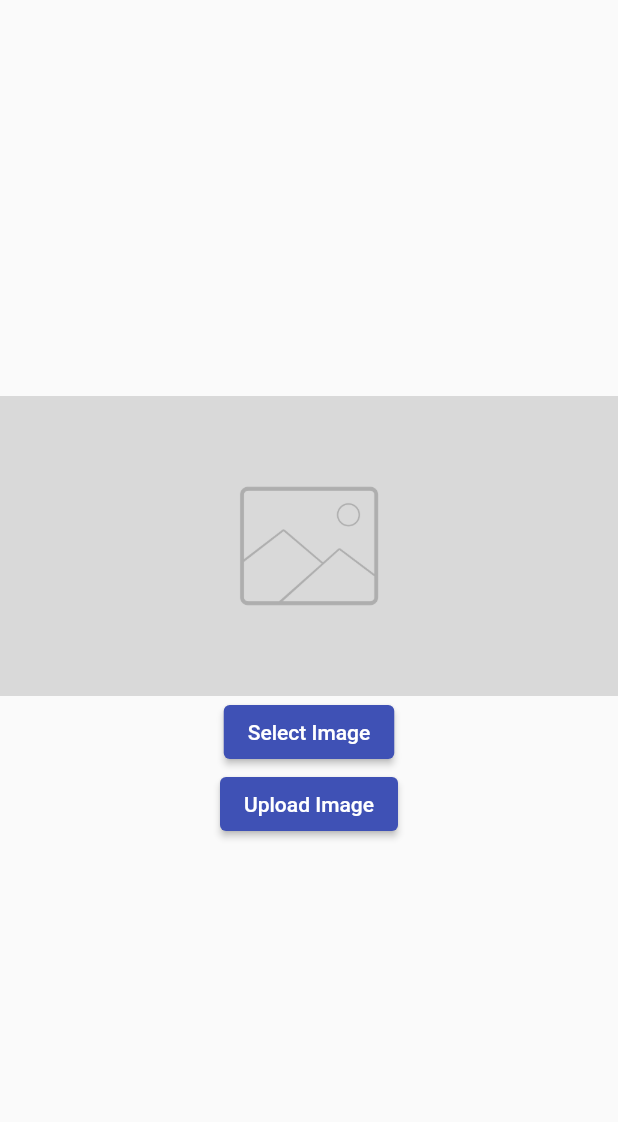
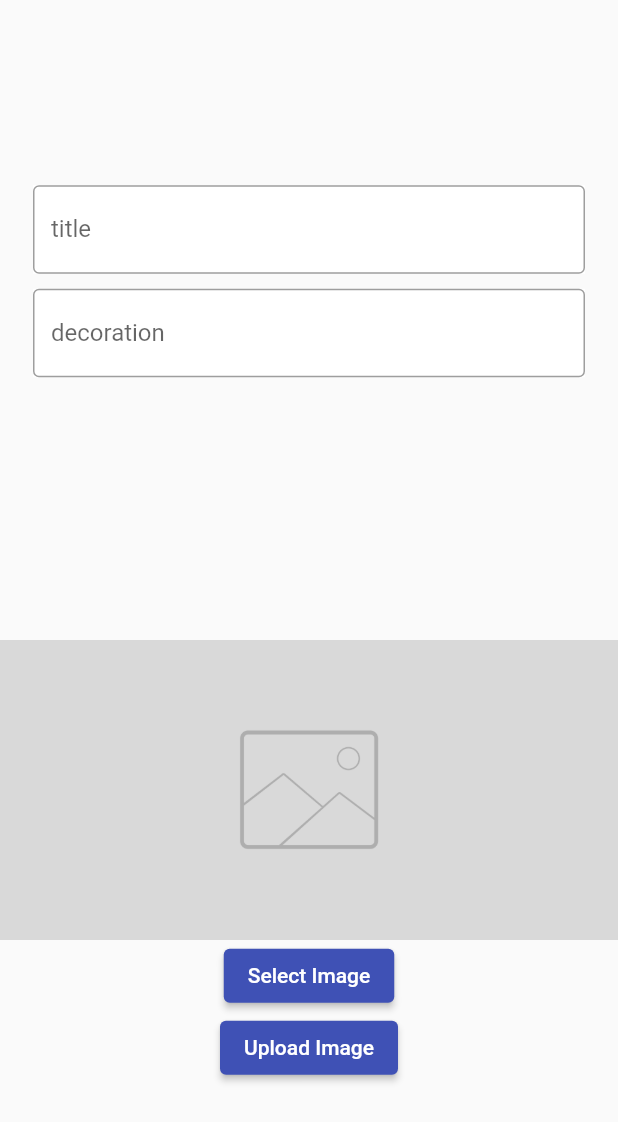
Before and after one commit to Yasser8351/-firebase_app, a Flutter app: the screen it shows after launch, after a tap on "Upload Image", on a phone screen of 412 x 824 dp. Shown: the top 1122 px of the screen. Run offline on Flutter 3.47's test engine with Material 2 defaults, Android fonts, the phone set to English and light mode, and no system bars; our stand-ins replace cloud_firestore, file_picker, firebase_auth, firebase_core, firebase_storage, google_sign_in and 2 more; accounts and stored records are empty.

```diff
--- a/lib/SCREENS/loading.dart
+++ b/lib/SCREENS/loading.dart
@@ -48,7 +48,7 @@ class _LoadingState extends State<Loading> {
       width: double.infinity,
       height: double.infinity,
       color: Colors.white,
-      child: Center(
+      child: const Center(
         child: CircularProgressIndicator(),
       ),
     ));
--- a/lib/SCREENS/upload_video.dart
+++ b/lib/SCREENS/upload_video.dart
@@ -1,6 +1,7 @@
 import 'dart:developer';
 import 'dart:io';
 
+import 'package:cloud_firestore/cloud_firestore.dart';
 import 'package:file_picker/file_picker.dart';
 import 'package:firebase_storage/firebase_storage.dart';
 import 'package:flutter/material.dart';
@@ -15,6 +16,11 @@ class UploadVideo extends StatefulWidget {
 class _UploadVideoState extends State<UploadVideo> {
   PlatformFile? pickedFile;
   UploadTask? uploadTask;
+  final _form = GlobalKey<FormState>();
+  final _passwordFocus = FocusNode();
+  final _videoNameController = TextEditingController();
+  final _descripstionController = TextEditingController();
+  bool isLoading = false;
 
   Future selectFile() async {
     final result = await FilePicker.platform.pickFiles();
@@ -35,16 +41,116 @@ class _UploadVideoState extends State<UploadVideo> {
     uploadTask = ref.putFile(file);
     final snapshot = await uploadTask!.whenComplete(() => {});
     final urlDownload = snapshot.ref.getDownloadURL();
+    setState(() {
+      isLoading = true;
+    });
+    try {
+      await FirebaseFirestore.instance
+          .collection("doctor")
+          .doc(urlDownload.toString())
+          .set(
+        {
+          "name_video": _videoNameController.text,
+          "descripstion_video": _descripstionController.text,
+          "video_url": urlDownload,
+        },
+      );
+      setState(() {
+        isLoading = false;
+      });
       log(urlDownload.toString());
+    } catch (error) {
+      setState(() {
+        isLoading = false;
+      });
+      ScaffoldMessenger.of(context).showSnackBar(
+          const SnackBar(content: Text("حدث خطأ اثناء رفع الفيديو")));
+    }
+
+    /*
+    on FirebaseAuthException catch (error)
+    */
   }
 
   @override
   Widget build(BuildContext context) {
     return Scaffold(
-      body: Column(
+      body: isLoading
+          ? const Center(child: CircularProgressIndicator())
+          : Column(
               mainAxisAlignment: MainAxisAlignment.center,
               crossAxisAlignment: CrossAxisAlignment.center,
               children: [
+                Form(
+                  key: _form,
+                  child: Padding(
+                    padding: const EdgeInsets.all(22.0),
+                    child: SizedBox(
+                      height: 251,
+                      child: ListView(
+                        physics: const NeverScrollableScrollPhysics(),
+                        children: [
+                          Container(
+                            color: Colors.white,
+                            child: TextFormField(
+                              textAlign: TextAlign.left,
+                              controller: _videoNameController,
+                              cursorColor: Colors.white,
+                              decoration: InputDecoration(
+                                  labelText: 'title',
+                                  focusColor: Colors.white,
+                                  hoverColor: Colors.white,
+                                  fillColor: Colors.white,
+                                  border: OutlineInputBorder(
+                                    borderRadius: BorderRadius.circular(4),
+                                  )),
+                              textInputAction: TextInputAction.next,
+                              keyboardType: TextInputType.text,
+                              onFieldSubmitted: (_) {
+                                FocusScope.of(context)
+                                    .requestFocus(_passwordFocus);
+                              },
+                              validator: (value) {
+                                if (value!.isEmpty) {
+                                  return 'يجب ادخال عنوان الفيديو ';
+                                }
+                                return null;
+                              },
+                              onSaved: (value) {},
+                            ),
+                          ),
+                          const SizedBox(height: 10),
+                          Container(
+                            color: Colors.white,
+                            child: TextFormField(
+                              textAlign: TextAlign.left,
+                              controller: _descripstionController,
+                              decoration: InputDecoration(
+                                  labelText: 'decoration',
+                                  border: OutlineInputBorder(
+                                    borderRadius: BorderRadius.circular(4),
+                                  )),
+                              textInputAction: TextInputAction.next,
+                              keyboardType: TextInputType.text,
+                              onFieldSubmitted: (_) {
+                                FocusScope.of(context)
+                                    .requestFocus(_passwordFocus);
+                              },
+                              validator: (value) {
+                                if (value!.isEmpty) {
+                                  return 'يجب ادخال الوصف';
+                                }
+                                return null;
+                              },
+                              onSaved: (value) {},
+                            ),
+                          ),
+                        ],
+                      ),
+                    ),
+                  ),
+                ),
+                const SizedBox(height: 30),
                 pickedFile != null
                     ? Container(
                         child: Image(image: FileImage(File(pickedFile!.path!))),
--- a/lib/main.dart
+++ b/lib/main.dart
@@ -3,7 +3,6 @@ import '/providers/course_post.dart';
 import 'Home/main_nav.dart';
 import 'package:flutter/material.dart';
 
-import 'Home/main_nav.dart';
 import 'SCREENS/add_post_in_course.dart';
 import 'SCREENS/auth.dart';
 import 'SCREENS/feed.dart';
@@ -18,9 +17,7 @@ import 'providers/auth_p.dart';
 import 'providers/courses.dart';
 import 'SCREENS/loading.dart';
 import 'SCREENS/course_detail.dart';
-import 'Home/main_nav.dart';
 import 'Home/course_nav.dart';
-import 'SCREENS/course_post_detail.dart';
 
 void main() async {
   // try {
```
Also changed, not shown: lib/Home/main_nav.dart (+7 -2 lines). Lines whose indentation alone changed are shown as unchanged.
